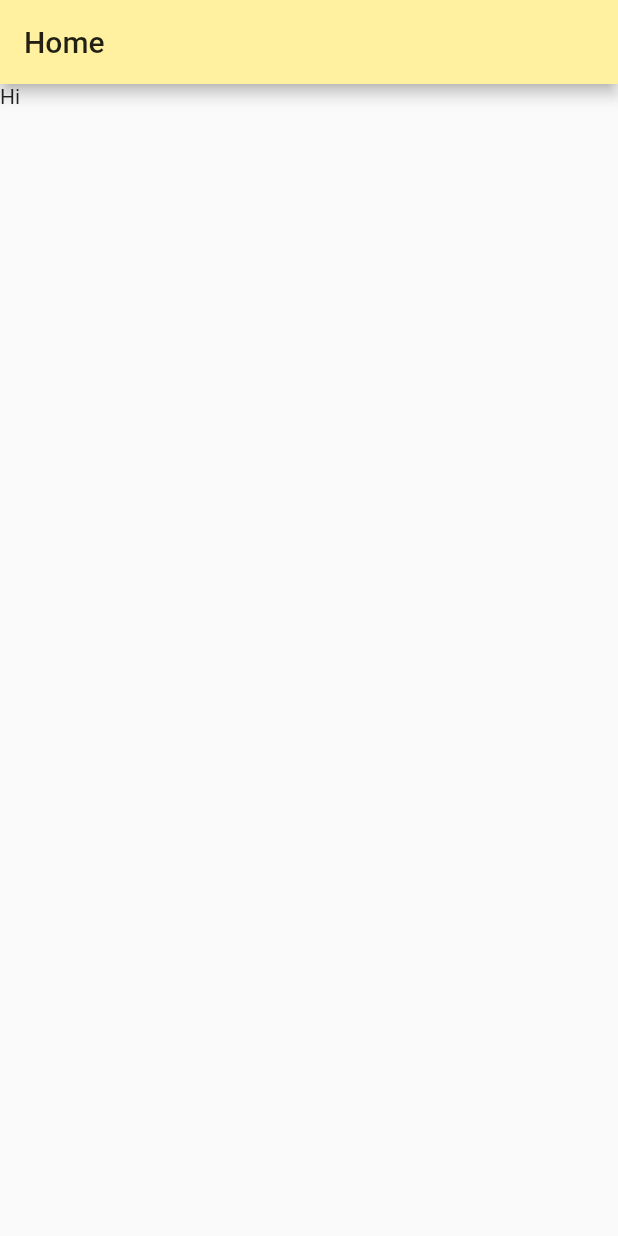
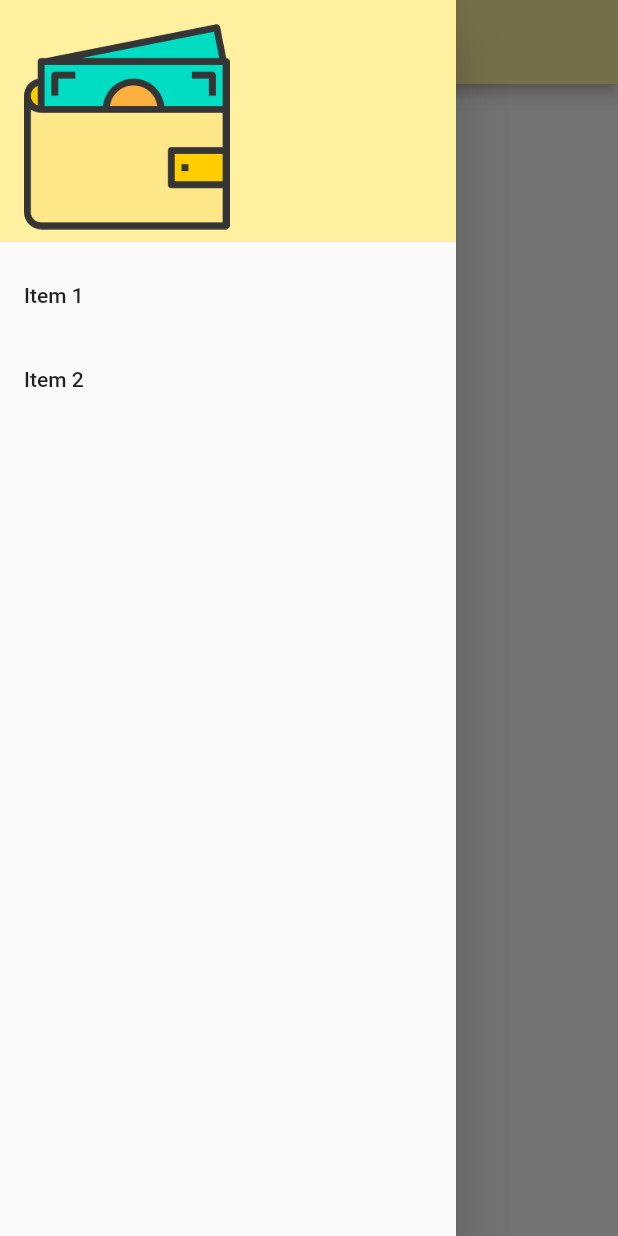
Before and after one commit to musabagab/Money-Manager-Expenses-tracker-app, a Flutter app: the screen it shows after launch, with the side drawer open (before the commit the screen has no drawer), on a phone screen of 412 x 824 dp. Run offline on Flutter 3.47's test engine with Material 2 defaults, Android fonts, the phone set to English and light mode, and no system bars; our stand-ins replace get_it, splashscreen.

Commit message:
added month picker

```diff
--- a/lib/core/viewmodels/home_model.dart
+++ b/lib/core/viewmodels/home_model.dart
@@ -1,9 +1,46 @@
-import 'package:moneymanager/core/services/authentication_service.dart';
 import 'package:moneymanager/core/viewmodels/base_model.dart';
 
-import '../../locator.dart';
+class HomeModel extends BaseModel {
+  // final AuthenticationService _authenticationService =
+  //     locator<AuthenticationService>();
 
-class HomeModel extends BaseModel {
-  final AuthenticationService _authenticationService =
-      locator<AuthenticationService>();
+  List months = [
+    'Jan',
+    'Feb',
+    'Mar',
+    'Apr',
+    'May',
+    'Jun',
+    'Jul',
+    'Aug',
+    'Sep',
+    'Oct',
+    'Nov',
+    'Dec'
+  ];
+
+  bool isCollabsed = false;
+
+  String appBarTitle;
+
+  int selectedMonthIndex = DateTime.now().month - 1;
+
+  titleClicked() {
+    isCollabsed = !isCollabsed;
+    notifyListeners();
+  }
+
+  monthClicked(String clickedMonth) {
+    selectedMonthIndex = months.indexOf(clickedMonth);
+
+    appBarTitle = clickedMonth;
+
+    titleClicked();
+
+    notifyListeners();
+  }
+
+  init() {
+    appBarTitle = months[DateTime.now().month - 1].toUpperCase();
+  }
 }
--- a/lib/ui/views/home_view.dart
+++ b/lib/ui/views/home_view.dart
@@ -2,20 +2,84 @@ import 'package:flutter/material.dart';
 import 'package:moneymanager/core/viewmodels/home_model.dart';
 
 import 'package:moneymanager/ui/views/base_view.dart';
-import 'package:moneymanager/ui/widgets/common_widgets/my_app_bar.dart';
+import 'package:moneymanager/ui/widgets/app_drawer.dart';
 
 class HomeView extends StatelessWidget {
-  const HomeView({Key key}) : super(key: key);
-
   @override
   Widget build(BuildContext context) {
     return BaseView<HomeModel>(
+      onModelReady: (model) => model.init(),
       builder: (context, model, child) => Scaffold(
-        appBar: MyAppBar.getAppBar('Home', false),
-        body: SafeArea(
-          child: Text('Hi'),
+        appBar: getAppBar(model.appBarTitle, model),
+        drawer: AppDrawer(context),
+        body: Stack(
+          children: <Widget>[
+            model.isCollabsed ? buildGridView(model) : Container()
+          ],
         ),
       ),
     );
   }
+
+  Widget buildGridView(HomeModel model) {
+    return GridView.count(
+      crossAxisCount: 6,
+      // Generate 100 widgets that display their index in the List.
+      children: model.months.map((month) {
+        return InkWell(
+          onTap: () {
+            model.monthClicked(month);
+          },
+          child: Center(
+            child: Text(
+              month,
+              style: TextStyle(
+                color: getColor(month, model.selectedMonthIndex, model.months),
+              ),
+            ),
+          ),
+        );
+      }).toList(),
+    );
+  }
+
+  getAppBar(String title, HomeModel model) {
+    return AppBar(
+      title: InkWell(
+        onTap: () {
+          model.titleClicked();
+        },
+        child: Padding(
+          padding: const EdgeInsets.all(8.0),
+          child: Row(
+            mainAxisSize: MainAxisSize.min,
+            crossAxisAlignment: CrossAxisAlignment.start,
+            children: <Widget>[
+              Text(
+                title,
+                style: TextStyle(fontWeight: FontWeight.w500, fontSize: 20),
+              ),
+              model.isCollabsed
+                  ? Icon(
+                      Icons.arrow_drop_down,
+                    )
+                  : Icon(
+                      Icons.arrow_drop_up,
+                    ),
+            ],
+          ),
+        ),
+      ),
+    );
+  }
+
+  getColor(month, int selectedMonthIndex, List months) {
+    int monthIndex = months.indexOf(month);
+
+    if (monthIndex == selectedMonthIndex) {
+      return Colors.orange;
+    } else {
+      return Colors.black;
+    }
+  }
 }
--- /dev/null
+++ b/lib/ui/widgets/app_drawer.dart
@@ -0,0 +1,51 @@
+import 'package:flutter/material.dart';
+import 'package:moneymanager/ui/shared/app_colors.dart';
+
+class AppDrawer extends StatelessWidget {
+  const AppDrawer(
+    BuildContext context, {
+    Key key,
+  }) : super(key: key);
+
+  @override
+  Widget build(BuildContext context) {
+    return Drawer(
+      // Add a ListView to the drawer. This ensures the user can scroll
+      // through the options in the drawer if there isn't enough vertical
+      // space to fit everything.
+      child: ListView(
+        // Important: Remove any padding from the ListView.
+        padding: EdgeInsets.zero,
+        children: <Widget>[
+          DrawerHeader(
+            child: Image.asset(
+              'assets/icons/wallet.png',
+              width: 100,
+              height: 100,
+              alignment: Alignment.centerLeft,
+            ),
+            decoration: BoxDecoration(
+              color: backgroundColor,
+            ),
+          ),
+          ListTile(
+            title: Text('Item 1'),
+            onTap: () {
+              // Update the state of the app.
+              // ...
+              Navigator.of(context).pop();
+            },
+          ),
+          ListTile(
+            title: Text('Item 2'),
+            onTap: () {
+              // Update the state of the app.
+              // ...
+              Navigator.of(context).pop();
+            },
+          ),
+        ],
+      ),
+    );
+  }
+}
--- a/lib/ui/widgets/common_widgets/my_app_bar.dart
+++ b/lib/ui/widgets/common_widgets/my_app_bar.dart
@@ -1,13 +1,3 @@
 import 'package:flutter/material.dart';
 
-class MyAppBar {
-  static getAppBar(String title, bool hasArrowBack) {
-    return AppBar(
-      automaticallyImplyLeading: hasArrowBack,
-      title: Text(
-        title,
-        style: TextStyle(fontWeight: FontWeight.w500, fontSize: 20),
-      ),
-    );
-  }
-}
+class MyAppBar {}
--- a/pubspec.yaml
+++ b/pubspec.yaml
@@ -31,6 +31,7 @@ dependencies:
   provider: ^2.0.1
   get_it:
   splashscreen: ^1.2.0
+  configurable_expansion_tile: ^1.0.0
 
 dev_dependencies:
   flutter_test:
```
Also changed, not shown: pubspec.lock.
